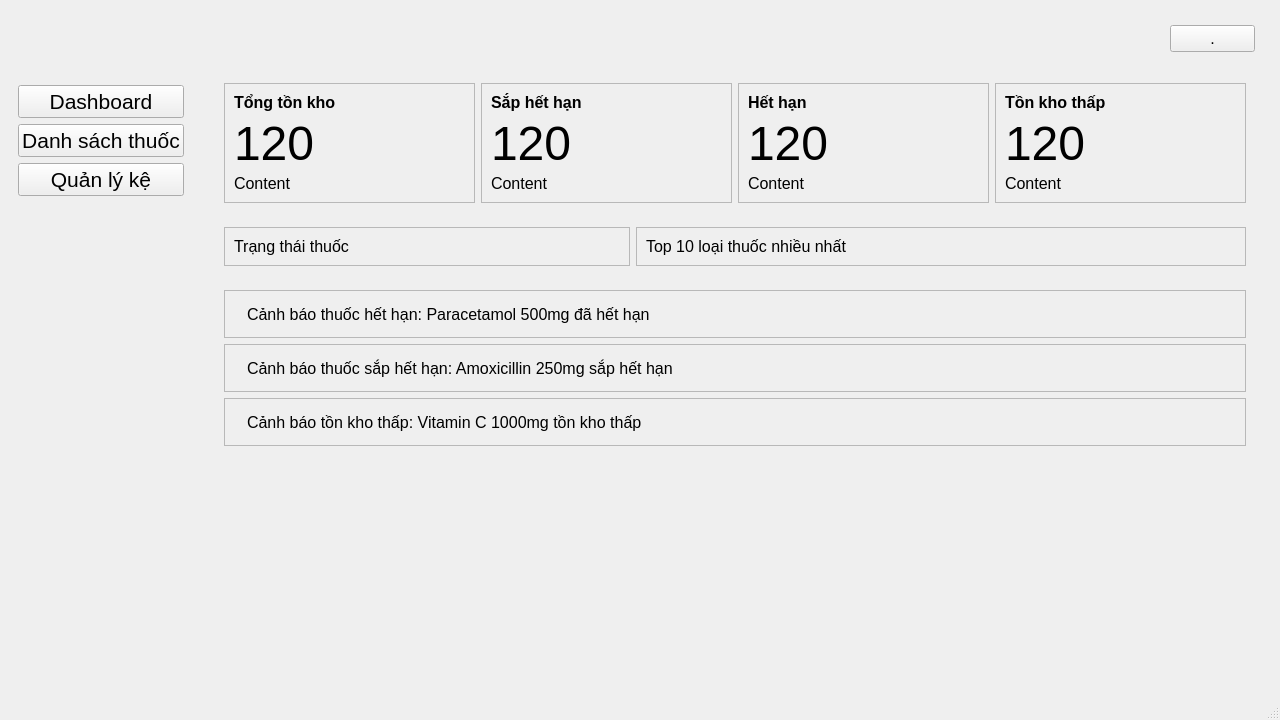
First picture: the form in design-ui/design-ui/Qt_designer/PharmaSys.ui, repository Des1r3d/KiThuatLapTrinhNhom3, before the edit.
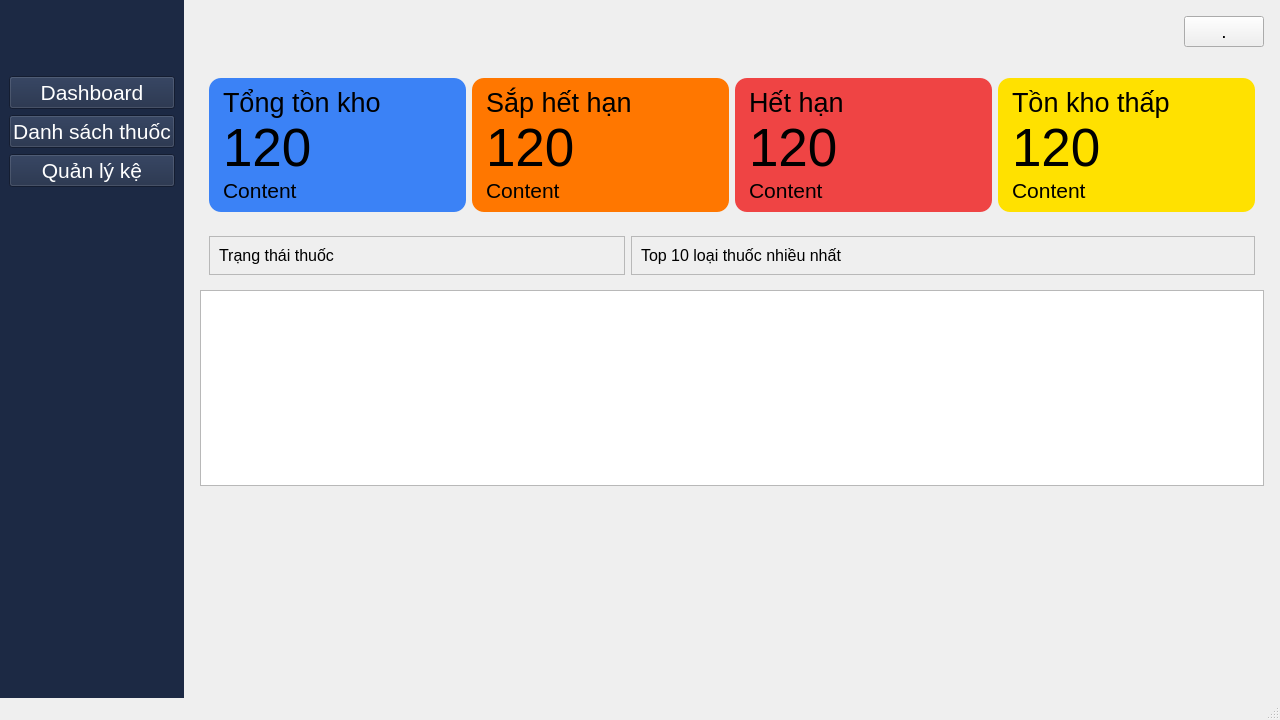
Second picture: the form after the edit. The open tabs and pages were chosen to show the change. Icons and pictures are not drawn.

The edit to the form file:
```diff
--- a/design-ui/design-ui/Qt_designer/PharmaSys.ui
+++ b/design-ui/design-ui/Qt_designer/PharmaSys.ui
@@ -27,6 +27,21 @@
     </font>
    </property>
    <layout class="QHBoxLayout" name="horizontalLayout">
+    <property name="spacing">
+     <number>0</number>
+    </property>
+    <property name="leftMargin">
+     <number>0</number>
+    </property>
+    <property name="topMargin">
+     <number>0</number>
+    </property>
+    <property name="rightMargin">
+     <number>0</number>
+    </property>
+    <property name="bottomMargin">
+     <number>0</number>
+    </property>
     <item>
      <widget class="QWidget" name="sidebar_container" native="true">
       <property name="maximumSize">
@@ -35,6 +50,9 @@
         <height>16777215</height>
        </size>
       </property>
+      <property name="styleSheet">
+       <string notr="true">background-color: rgb(28, 41, 68);</string>
+      </property>
       <layout class="QVBoxLayout" name="verticalLayout">
        <item>
         <widget class="QLabel" name="label">
@@ -60,11 +78,20 @@
        </item>
        <item>
         <widget class="QPushButton" name="btn_nav_dashboard">
+         <property name="sizePolicy">
+          <sizepolicy hsizetype="Preferred" vsizetype="Preferred">
+           <horstretch>0</horstretch>
+           <verstretch>0</verstretch>
+          </sizepolicy>
+         </property>
          <property name="font">
           <font>
            <pointsize>16</pointsize>
           </font>
          </property>
+         <property name="styleSheet">
+          <string notr="true">color: rgb(255, 255, 255);</string>
+         </property>
          <property name="text">
           <string>Dashboard</string>
          </property>
@@ -72,11 +99,20 @@
        </item>
        <item>
         <widget class="QPushButton" name="btn_nav_inventory">
+         <property name="sizePolicy">
+          <sizepolicy hsizetype="Preferred" vsizetype="Preferred">
+           <horstretch>0</horstretch>
+           <verstretch>0</verstretch>
+          </sizepolicy>
+         </property>
          <property name="font">
           <font>
            <pointsize>16</pointsize>
           </font>
          </property>
+         <property name="styleSheet">
+          <string notr="true">color: rgb(255, 255, 255);</string>
+         </property>
          <property name="text">
           <string>Danh sách thuốc</string>
          </property>
@@ -84,11 +120,20 @@
        </item>
        <item>
         <widget class="QPushButton" name="btn_nav_shelf">
+         <property name="sizePolicy">
+          <sizepolicy hsizetype="Preferred" vsizetype="Preferred">
+           <horstretch>0</horstretch>
+           <verstretch>0</verstretch>
+          </sizepolicy>
+         </property>
          <property name="font">
           <font>
            <pointsize>16</pointsize>
           </font>
          </property>
+         <property name="styleSheet">
+          <string notr="true">color: rgb(255, 255, 255);</string>
+         </property>
          <property name="text">
           <string>Quản lý kệ</string>
          </property>
@@ -167,30 +212,27 @@
           </item>
           <item>
            <widget class="QPushButton" name="btn_toggle_theme">
+            <property name="sizePolicy">
+             <sizepolicy hsizetype="Preferred" vsizetype="Preferred">
+              <horstretch>0</horstretch>
+              <verstretch>0</verstretch>
+             </sizepolicy>
+            </property>
             <property name="minimumSize">
              <size>
-              <width>85</width>
+              <width>0</width>
               <height>0</height>
              </size>
             </property>
             <property name="font">
              <font>
-              <pointsize>12</pointsize>
+              <family>MS Shell Dlg 2</family>
+              <pointsize>14</pointsize>
              </font>
             </property>
             <property name="text">
              <string>.</string>
             </property>
-            <property name="icon">
-             <iconset>
-              <normaloff>icons/sun 1.png</normaloff>icons/sun 1.png</iconset>
-            </property>
-            <property name="iconSize">
-             <size>
-              <width>20</width>
-              <height>20</height>
-             </size>
-            </property>
            </widget>
           </item>
          </layout>
@@ -199,7 +241,7 @@
        <item>
         <widget class="QStackedWidget" name="stacked_main_content">
          <property name="currentIndex">
-          <number>0</number>
+          <number>2</number>
          </property>
          <widget class="QWidget" name="page_dashboard">
           <layout class="QVBoxLayout" name="verticalLayout_3">
@@ -229,9 +271,14 @@
                 <property name="maximumSize">
                  <size>
                   <width>16777215</width>
-                  <height>120</height>
+                  <height>16777215</height>
                  </size>
                 </property>
+                <property name="styleSheet">
+                 <string notr="true">background-color: rgb(59, 130, 246);
+color: rgb(0, 0, 0);
+border-radius: 12px</string>
+                </property>
                 <property name="frameShape">
                  <enum>QFrame::StyledPanel</enum>
                 </property>
@@ -239,16 +286,23 @@
                  <enum>QFrame::Raised</enum>
                 </property>
                 <layout class="QVBoxLayout" name="verticalLayout_4">
+                 <property name="spacing">
+                  <number>0</number>
+                 </property>
+                 <property name="leftMargin">
+                  <number>14</number>
+                 </property>
                  <item>
                   <widget class="QLabel" name="lbl_title_total">
                    <property name="font">
                     <font>
+                     <pointsize>20</pointsize>
                      <weight>75</weight>
                      <bold>true</bold>
                     </font>
                    </property>
                    <property name="text">
-                    <string>Tổng tồn kho</string>
+                    <string>&lt;html&gt;&lt;head/&gt;&lt;body&gt;&lt;p&gt;&lt;span style=&quot; font-weight:400;&quot;&gt;Tổng tồn kho&lt;/span&gt;&lt;/p&gt;&lt;/body&gt;&lt;/html&gt;</string>
                    </property>
                   </widget>
                  </item>
@@ -256,7 +310,7 @@
                   <widget class="QLabel" name="lbl_value_total">
                    <property name="font">
                     <font>
-                     <pointsize>36</pointsize>
+                     <pointsize>40</pointsize>
                     </font>
                    </property>
                    <property name="text">
@@ -266,6 +320,11 @@
                  </item>
                  <item>
                   <widget class="QLabel" name="lbl_sub_total">
+                   <property name="font">
+                    <font>
+                     <pointsize>16</pointsize>
+                    </font>
+                   </property>
                    <property name="text">
                     <string>Content</string>
                    </property>
@@ -285,9 +344,15 @@
                 <property name="maximumSize">
                  <size>
                   <width>16777215</width>
-                  <height>120</height>
+                  <height>16777215</height>
                  </size>
                 </property>
+                <property name="styleSheet">
+                 <string notr="true">background-color: rgb(255, 119, 0);
+color: rgb(0, 0, 0);
+border-radius: 12px
+</string>
+                </property>
                 <property name="frameShape">
                  <enum>QFrame::StyledPanel</enum>
                 </property>
@@ -295,16 +360,23 @@
                  <enum>QFrame::Raised</enum>
                 </property>
                 <layout class="QVBoxLayout" name="verticalLayout_5">
+                 <property name="spacing">
+                  <number>0</number>
+                 </property>
+                 <property name="leftMargin">
+                  <number>14</number>
+                 </property>
                  <item>
                   <widget class="QLabel" name="lbl_title_expiring">
                    <property name="font">
                     <font>
+                     <pointsize>20</pointsize>
                      <weight>75</weight>
                      <bold>true</bold>
                     </font>
                    </property>
                    <property name="text">
-                    <string>Sắp hết hạn</string>
+                    <string>&lt;html&gt;&lt;head/&gt;&lt;body&gt;&lt;p&gt;&lt;span style=&quot; font-weight:400;&quot;&gt;Sắp hết hạn&lt;/span&gt;&lt;/p&gt;&lt;/body&gt;&lt;/html&gt;</string>
                    </property>
                   </widget>
                  </item>
@@ -312,7 +384,7 @@
                   <widget class="QLabel" name="lbl_value_expiring">
                    <property name="font">
                     <font>
-                     <pointsize>36</pointsize>
+                     <pointsize>40</pointsize>
                     </font>
                    </property>
                    <property name="text">
@@ -322,6 +394,11 @@
                  </item>
                  <item>
                   <widget class="QLabel" name="lbl_sub_expiring">
+                   <property name="font">
+                    <font>
+                     <pointsize>16</pointsize>
+                    </font>
+                   </property>
                    <property name="text">
                     <string>Content</string>
                    </property>
@@ -341,9 +418,15 @@
                 <property name="maximumSize">
                  <size>
                   <width>16777215</width>
-                  <height>120</height>
+                  <height>16777215</height>
                  </size>
                 </property>
+                <property name="styleSheet">
+                 <string notr="true">background-color: rgb(239, 68, 68);
+color: rgb(0, 0, 0);
+border-radius: 12px
+</string>
+                </property>
                 <property name="frameShape">
                  <enum>QFrame::StyledPanel</enum>
                 </property>
@@ -351,16 +434,23 @@
                  <enum>QFrame::Raised</enum>
                 </property>
                 <layout class="QVBoxLayout" name="verticalLayout_6">
+                 <property name="spacing">
+                  <number>0</number>
+                 </property>
+                 <property name="leftMargin">
+                  <number>14</number>
+                 </property>
                  <item>
                   <widget class="QLabel" name="lbl_title_expired">
                    <property name="font">
                     <font>
+                     <pointsize>20</pointsize>
                      <weight>75</weight>
                      <bold>true</bold>
                     </font>
                    </property>
                    <property name="text">
-                    <string>Hết hạn</string>
+                    <string>&lt;html&gt;&lt;head/&gt;&lt;body&gt;&lt;p&gt;&lt;span style=&quot; font-weight:400;&quot;&gt;Hết hạn&lt;/span&gt;&lt;/p&gt;&lt;/body&gt;&lt;/html&gt;</string>
                    </property>
                   </widget>
                  </item>
@@ -368,7 +458,7 @@
                   <widget class="QLabel" name="lbl_value_expired">
                    <property name="font">
                     <font>
-                     <pointsize>36</pointsize>
+                     <pointsize>40</pointsize>
                     </font>
                    </property>
                    <property name="text">
@@ -378,6 +468,11 @@
                  </item>
                  <item>
                   <widget class="QLabel" name="lbl_sub_expired">
+                   <property name="font">
+                    <font>
+                     <pointsize>16</pointsize>
+                    </font>
+                   </property>
                    <property name="text">
                     <string>Content</string>
                    </property>
@@ -397,9 +492,14 @@
                 <property name="maximumSize">
                  <size>
                   <width>16777215</width>
-                  <height>120</height>
+                  <height>16777215</height>
                  </size>
                 </property>
+                <property name="styleSheet">
+                 <string notr="true">background-color: rgb(255, 225, 0);
+color: rgb(0,0,0);
+border-radius: 12px</string>
+                </property>
                 <property name="frameShape">
                  <enum>QFrame::StyledPanel</enum>
                 </property>
@@ -407,16 +507,23 @@
                  <enum>QFrame::Raised</enum>
                 </property>
                 <layout class="QVBoxLayout" name="verticalLayout_7">
+                 <property name="spacing">
+                  <number>0</number>
+                 </property>
+                 <property name="leftMargin">
+                  <number>14</number>
+                 </property>
                  <item>
                   <widget class="QLabel" name="lbl_title_low_stock">
                    <property name="font">
                     <font>
+                     <pointsize>20</pointsize>
                      <weight>75</weight>
                      <bold>true</bold>
                     </font>
                    </property>
                    <property name="text">
-                    <string>Tồn kho thấp</string>
+                    <string>&lt;html&gt;&lt;head/&gt;&lt;body&gt;&lt;p&gt;&lt;span style=&quot; font-weight:400;&quot;&gt;Tồn kho thấp&lt;/span&gt;&lt;/p&gt;&lt;/body&gt;&lt;/html&gt;</string>
                    </property>
                   </widget>
                  </item>
@@ -424,7 +531,7 @@
                   <widget class="QLabel" name="lbl_value_low_stock">
                    <property name="font">
                     <font>
-                     <pointsize>36</pointsize>
+                     <pointsize>40</pointsize>
                     </font>
                    </property>
                    <property name="text">
@@ -434,6 +541,11 @@
                  </item>
                  <item>
                   <widget class="QLabel" name="lbl_sub_low_stock">
+                   <property name="font">
+                    <font>
+                     <pointsize>16</pointsize>
+                    </font>
+                   </property>
                    <property name="text">
                     <string>Content</string>
                    </property>
@@ -502,229 +614,31 @@
             </widget>
            </item>
            <item>
-            <widget class="QScrollArea" name="scroll_alerts">
-             <property name="frameShape">
-              <enum>QFrame::NoFrame</enum>
+            <widget class="QListWidget" name="lstw_alert">
+             <property name="font">
+              <font>
+               <family>MS Shell Dlg 2</family>
+               <pointsize>16</pointsize>
+              </font>
              </property>
-             <property name="widgetResizable">
-              <bool>true</bool>
+             <property name="styleSheet">
+              <string notr="true"/>
              </property>
-             <widget class="QWidget" name="scrollAreaWidgetContents">
-              <property name="geometry">
-               <rect>
-                <x>0</x>
-                <y>0</y>
-                <width>1005</width>
-                <height>392</height>
-               </rect>
-              </property>
-              <layout class="QVBoxLayout" name="verticalLayout_10">
-               <item>
-                <widget class="QFrame" name="alert_item">
-                 <property name="minimumSize">
-                  <size>
-                   <width>0</width>
-                   <height>48</height>
-                  </size>
-                 </property>
-                 <property name="maximumSize">
-                  <size>
-                   <width>16777215</width>
-                   <height>48</height>
-                  </size>
-                 </property>
-                 <property name="frameShape">
-                  <enum>QFrame::StyledPanel</enum>
-                 </property>
-                 <property name="frameShadow">
-                  <enum>QFrame::Raised</enum>
-                 </property>
-                 <layout class="QHBoxLayout" name="horizontalLayout_5" stretch="0,0,0">
-                  <item>
-                   <widget class="QLabel" name="lbl_alert_icon">
-                    <property name="sizePolicy">
-                     <sizepolicy hsizetype="Preferred" vsizetype="Preferred">
-                      <horstretch>0</horstretch>
-                      <verstretch>0</verstretch>
-                     </sizepolicy>
-                    </property>
-                    <property name="text">
-                     <string/>
-                    </property>
-                    <property name="pixmap">
-                     <pixmap>icons/expired.png</pixmap>
-                    </property>
-                    <property name="scaledContents">
-                     <bool>false</bool>
-                    </property>
-                   </widget>
-                  </item>
-                  <item>
-                   <widget class="QLabel" name="lbl_alert_text">
-                    <property name="text">
-                     <string>Cảnh báo thuốc hết hạn: Paracetamol 500mg đã hết hạn</string>
-                    </property>
-                   </widget>
-                  </item>
-                  <item>
-                   <spacer name="horizontalSpacer_2">
-                    <property name="orientation">
-                     <enum>Qt::Horizontal</enum>
-                    </property>
-                    <property name="sizeHint" stdset="0">
-                     <size>
-                      <width>40</width>
-                      <height>20</height>
-                     </size>
-                    </property>
-                   </spacer>
-                  </item>
-                 </layout>
-                </widget>
-               </item>
-               <item>
-                <widget class="QFrame" name="alert_item_2">
-                 <property name="minimumSize">
-                  <size>
-                   <width>0</width>
-                   <height>48</height>
-                  </size>
-                 </property>
-                 <property name="maximumSize">
-                  <size>
-                   <width>16777215</width>
-                   <height>48</height>
-                  </size>
-                 </property>
-                 <property name="frameShape">
-                  <enum>QFrame::StyledPanel</enum>
-                 </property>
-                 <property name="frameShadow">
-                  <enum>QFrame::Raised</enum>
-                 </property>
-                 <layout class="QHBoxLayout" name="horizontalLayout_6" stretch="0,0,0">
-                  <item>
-                   <widget class="QLabel" name="lbl_alert_icon_2">
-                    <property name="sizePolicy">
-                     <sizepolicy hsizetype="Preferred" vsizetype="Preferred">
-                      <horstretch>0</horstretch>
-                      <verstretch>0</verstretch>
-                     </sizepolicy>
-                    </property>
-                    <property name="text">
-                     <string/>
-                    </property>
-                    <property name="pixmap">
-                     <pixmap>icons/expiring.png</pixmap>
-                    </property>
-                    <property name="scaledContents">
-                     <bool>false</bool>
-                    </property>
-                   </widget>
-                  </item>
-                  <item>
-                   <widget class="QLabel" name="lbl_alert_text_2">
-                    <property name="text">
-                     <string>Cảnh báo thuốc sắp hết hạn: Amoxicillin 250mg sắp hết hạn</string>
-                    </property>
-                   </widget>
-                  </item>
-                  <item>
-                   <spacer name="horizontalSpacer_3">
-                    <property name="orientation">
-                     <enum>Qt::Horizontal</enum>
-                    </property>
-                    <property name="sizeHint" stdset="0">
-                     <size>
-                      <width>40</width>
-                      <height>20</height>
-                     </size>
-                    </property>
-                   </spacer>
-                  </item>
-                 </layout>
-                </widget>
-               </item>
-               <item>
-                <widget class="QFrame" name="alert_item_3">
-                 <property name="minimumSize">
-                  <size>
-                   <width>0</width>
-                   <height>48</height>
-                  </size>
-                 </property>
-                 <property name="maximumSize">
-                  <size>
-                   <width>16777215</width>
-                   <height>48</height>
-                  </size>
-                 </property>
-                 <property name="frameShape">
-                  <enum>QFrame::StyledPanel</enum>
-                 </property>
-                 <property name="frameShadow">
-                  <enum>QFrame::Raised</enum>
-                 </property>
-                 <layout class="QHBoxLayout" name="horizontalLayout_7" stretch="0,0,0">
-                  <item>
-                   <widget class="QLabel" name="lbl_alert_icon_3">
-                    <property name="sizePolicy">
-                     <sizepolicy hsizetype="Preferred" vsizetype="Preferred">
-                      <horstretch>0</horstretch>
-                      <verstretch>0</verstretch>
-                     </sizepolicy>
-                    </property>
-                    <property name="text">
-                     <string/>
-                    </property>
-                    <property name="pixmap">
-                     <pixmap>icons/lowstock.png</pixmap>
-                    </property>
-                    <property name="scaledContents">
-                     <bool>false</bool>
-                    </property>
-                   </widget>
-                  </item>
-                  <item>
-                   <widget class="QLabel" name="lbl_alert_text_3">
-                    <property name="text">
-                     <string>Cảnh báo tồn kho thấp: Vitamin C 1000mg tồn kho thấp</string>
-                    </property>
-                   </widget>
-                  </item>
-                  <item>
-                   <spacer name="horizontalSpacer_4">
-                    <property name="orientation">
-                     <enum>Qt::Horizontal</enum>
-                    </property>
-                    <property name="sizeHint" stdset="0">
-                     <size>
-                      <width>40</width>
-                      <height>20</height>
-                     </size>
-                    </property>
-                   </spacer>
-                  </item>
-                 </layout>
-                </widget>
-               </item>
-               <item>
-                <spacer name="verticalSpacer_2">
-                 <property name="orientation">
-                  <enum>Qt::Vertical</enum>
-                 </property>
-                 <property name="sizeHint" stdset="0">
-                  <size>
-                   <width>20</width>
-                   <height>40</height>
-                  </size>
-                 </property>
-                </spacer>
-               </item>
-              </layout>
-             </widget>
             </widget>
            </item>
+           <item>
+            <spacer name="verticalSpacer_2">
+             <property name="orientation">
+              <enum>Qt::Vertical</enum>
+             </property>
+             <property name="sizeHint" stdset="0">
+              <size>
+               <width>20</width>
+               <height>40</height>
+              </size>
+             </property>
+            </spacer>
+           </item>
           </layout>
          </widget>
          <widget class="QWidget" name="page_inventory">
@@ -761,6 +675,11 @@
                   <height>36</height>
                  </size>
                 </property>
+                <property name="font">
+                 <font>
+                  <pointsize>16</pointsize>
+                 </font>
+                </property>
                 <property name="text">
                  <string>🔍 Tìm kiếm</string>
                 </property>
@@ -774,8 +693,13 @@
                   <height>36</height>
                  </size>
                 </property>
+                <property name="font">
+                 <font>
+                  <pointsize>16</pointsize>
+                 </font>
+                </property>
                 <property name="text">
-                 <string>Filter</string>
+                 <string>Lọc</string>
                 </property>
                </widget>
               </item>
@@ -806,6 +730,11 @@
                   <height>36</height>
                  </size>
                 </property>
+                <property name="font">
+                 <font>
+                  <pointsize>16</pointsize>
+                 </font>
+                </property>
                 <property name="text">
                  <string>+ Thêm thuốc</string>
                 </property>
@@ -822,6 +751,9 @@
              <property name="editTriggers">
               <set>QAbstractItemView::NoEditTriggers</set>
              </property>
+             <property name="selectionMode">
+              <enum>QAbstractItemView::SingleSelection</enum>
+             </property>
              <property name="selectionBehavior">
               <enum>QAbstractItemView::SelectRows</enum>
              </property>
@@ -928,6 +860,9 @@
                    <property name="editTriggers">
                     <set>QAbstractItemView::NoEditTriggers</set>
                    </property>
+                   <property name="selectionMode">
+                    <enum>QAbstractItemView::SingleSelection</enum>
+                   </property>
                    <property name="selectionBehavior">
                     <enum>QAbstractItemView::SelectRows</enum>
                    </property>
@@ -978,7 +913,7 @@
                  <item>
                   <widget class="QLabel" name="lbl_title_low_stock_2">
                    <property name="text">
-                    <string>Thuốc sắp hết hạn</string>
+                    <string>Tồn kho thấp</string>
                    </property>
                   </widget>
                  </item>
@@ -990,6 +925,9 @@
                    <property name="editTriggers">
                     <set>QAbstractItemView::NoEditTriggers</set>
                    </property>
+                   <property name="selectionMode">
+                    <enum>QAbstractItemView::SingleSelection</enum>
+                   </property>
                    <property name="selectionBehavior">
                     <enum>QAbstractItemView::SelectRows</enum>
                    </property>
@@ -1052,6 +990,17 @@
               </item>
               <item>
                <widget class="QPushButton" name="pushButton">
+                <property name="sizePolicy">
+                 <sizepolicy hsizetype="Preferred" vsizetype="Preferred">
+                  <horstretch>0</horstretch>
+                  <verstretch>0</verstretch>
+                 </sizepolicy>
+                </property>
+                <property name="font">
+                 <font>
+                  <pointsize>16</pointsize>
+                 </font>
+                </property>
                 <property name="text">
                  <string>+ Thêm kệ</string>
                 </property>
@@ -1068,6 +1017,9 @@
              <property name="editTriggers">
               <set>QAbstractItemView::NoEditTriggers</set>
              </property>
+             <property name="selectionMode">
+              <enum>QAbstractItemView::SingleSelection</enum>
+             </property>
              <property name="selectionBehavior">
               <enum>QAbstractItemView::SelectRows</enum>
              </property>
```
